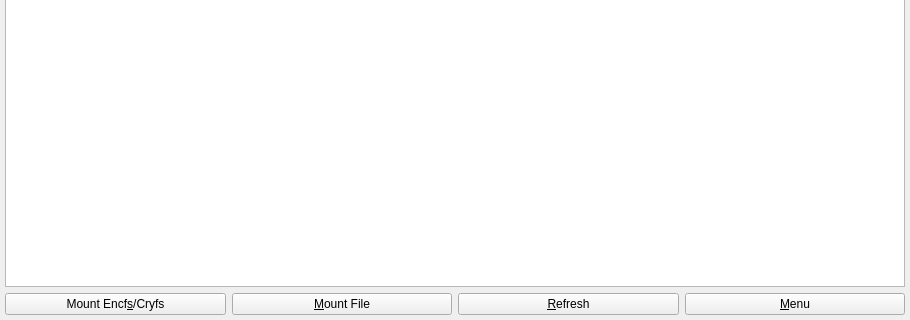
Qt form zuluMount-gui/zulumount.ui (mhogomchungu/zuluCrypt) before a commit; both pictures show x 0 to 910 and y 157 to 477 of the 910 by 477 pixel window.
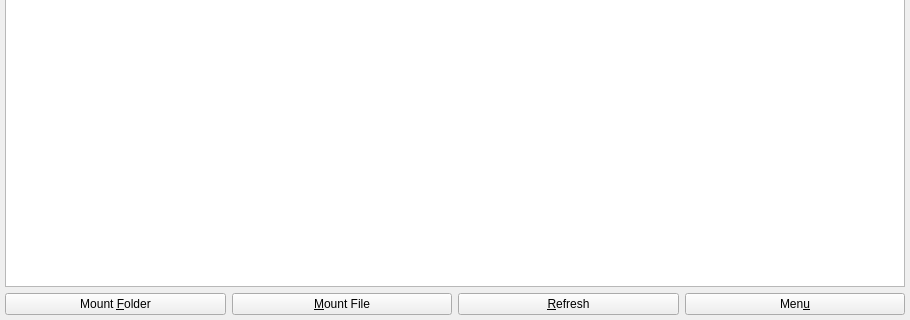
The same form after that commit. Icons and pictures are not drawn.

Commit message: add support for unlocking gocryptfs and securefs encrypted folders in zuluMount-gui

Patch:
```diff
--- a/zuluMount-gui/zulumount.ui
+++ b/zuluMount-gui/zulumount.ui
@@ -108,7 +108,7 @@
         <item>
          <widget class="QPushButton" name="pbunlockcryptfs">
           <property name="text">
-           <string>Mount Encf&amp;s/Cryfs</string>
+           <string>Mount &amp;Folder</string>
           </property>
          </widget>
         </item>
@@ -135,7 +135,7 @@
         <item>
          <widget class="QPushButton" name="pbmenu">
           <property name="text">
-           <string>&amp;Menu</string>
+           <string>Men&amp;u</string>
           </property>
          </widget>
         </item>
```
The commit also changes 11 other files.
